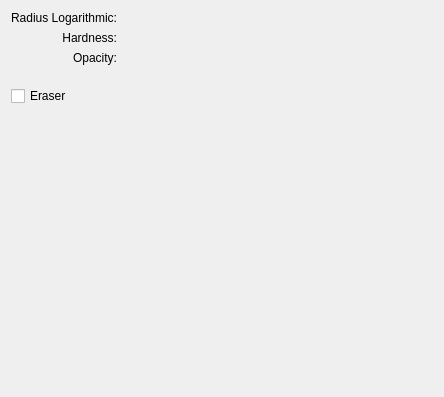
First picture: the form in plugins/paintops/mypaint/wdgmypaintoptions.ui, repository KDE/krita, before the edit.
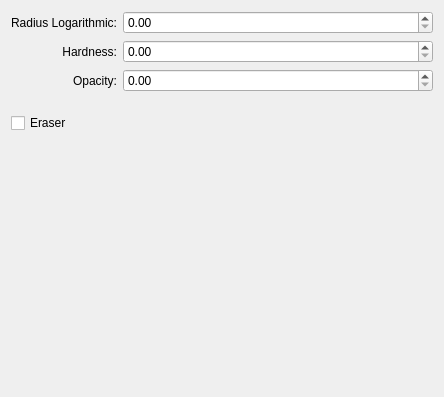
Second picture: the form after the edit. Custom widgets are drawn as their Qt base class.

Commit message:
ui: Fix Designer not rendering KisDoubleSliderSpinBox as QDoubleSpinBox
Part-of: <https://invent.kde.org/graphics/krita/-/merge_requests/1742>

Patch:
```diff
--- a/plugins/paintops/mypaint/wdgmypaintoptions.ui
+++ b/plugins/paintops/mypaint/wdgmypaintoptions.ui
@@ -147,7 +147,7 @@
  <customwidgets>
   <customwidget>
    <class>KisDoubleSliderSpinBox</class>
-   <extends>QWidget</extends>
+   <extends>QDoubleSpinBox</extends>
    <header>kis_slider_spin_box.h</header>
    <container>1</container>
   </customwidget>
```
The commit also changes 54 other files.
